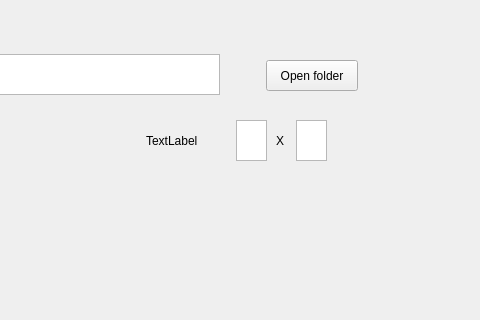
Above: config.ui from mesterhazi/PictureViewer before the change; both pictures show x 484 to 964 and y 0 to 320 of the 964 by 418 pixel window. Below: the same form after it.
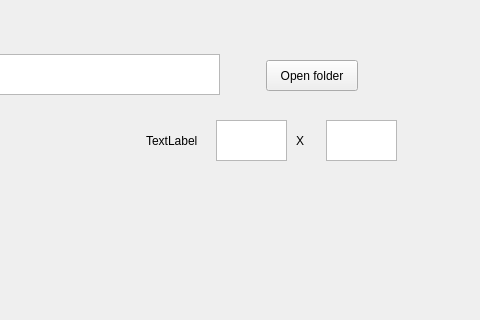
That is the form after the change.

The edit to the form file:
```diff
--- a/config.ui
+++ b/config.ui
@@ -107,9 +107,9 @@
   <widget class="QPlainTextEdit" name="textEdit_PreviewCols">
    <property name="geometry">
     <rect>
-     <x>720</x>
+     <x>700</x>
      <y>120</y>
-     <width>31</width>
+     <width>71</width>
      <height>41</height>
     </rect>
    </property>
@@ -117,9 +117,9 @@
   <widget class="QPlainTextEdit" name="textEdit_PreviewRows">
    <property name="geometry">
     <rect>
-     <x>780</x>
+     <x>810</x>
      <y>120</y>
-     <width>31</width>
+     <width>71</width>
      <height>41</height>
     </rect>
    </property>
@@ -140,7 +140,7 @@
   <widget class="QLabel" name="label_5">
    <property name="geometry">
     <rect>
-     <x>760</x>
+     <x>780</x>
      <y>130</y>
      <width>16</width>
      <height>22</height>
```
Left out of the diff: 4 changed lines with no effect on the pictures.
